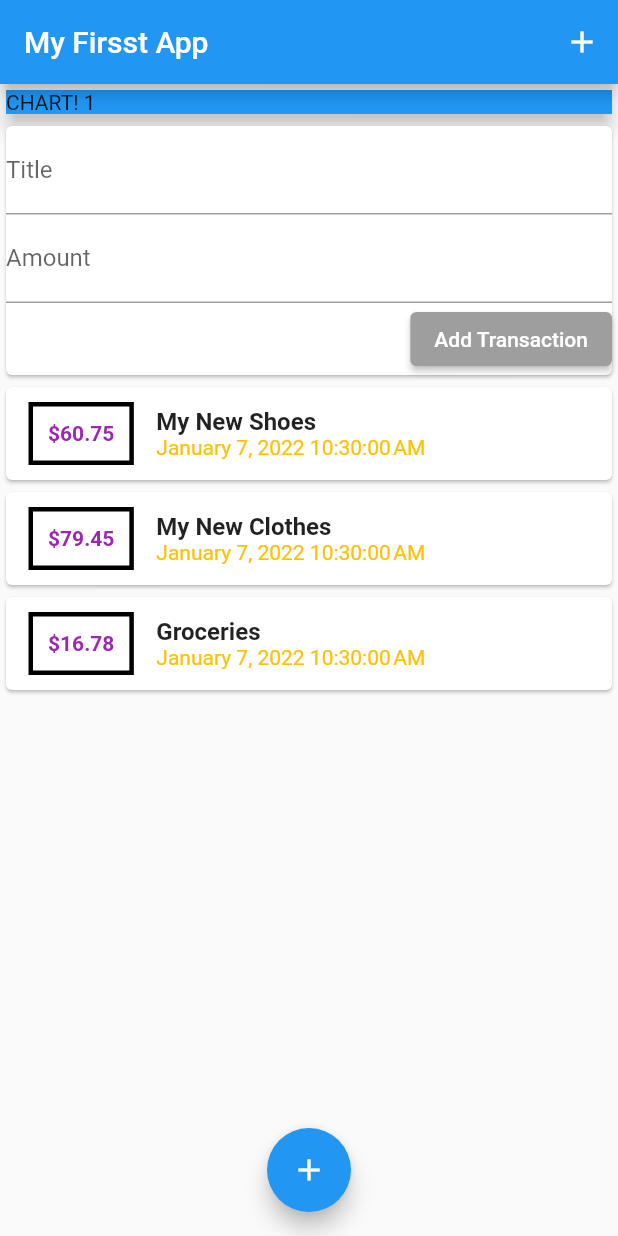
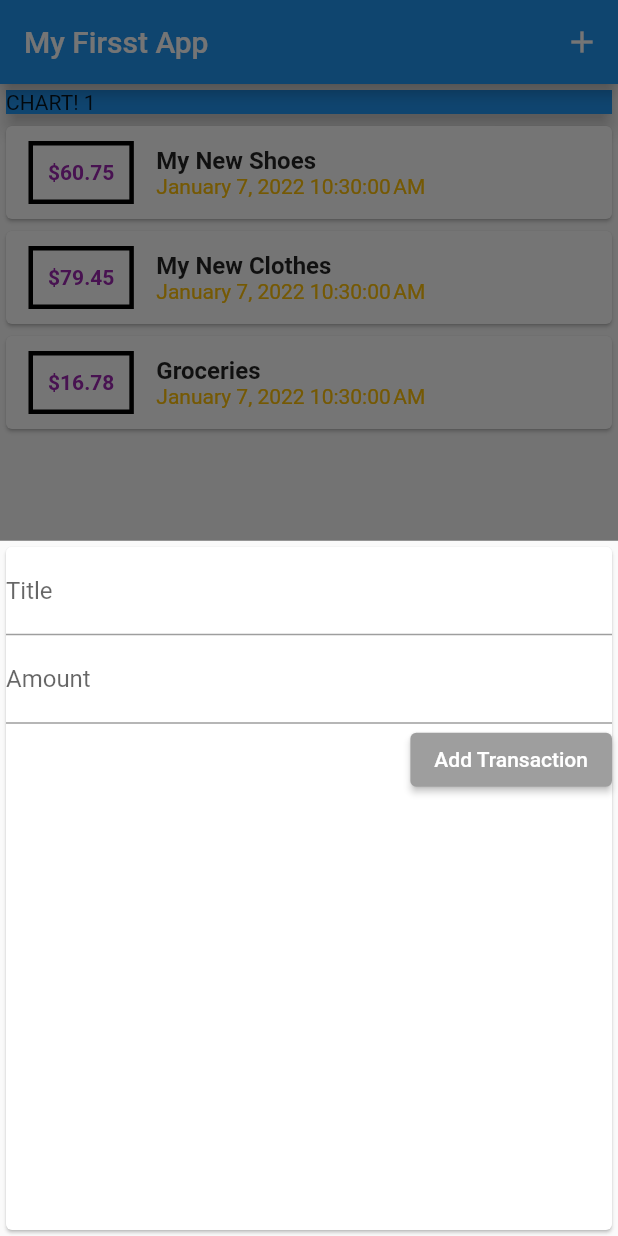
Before and after one commit to urvish-sojitra-seaflux/flutter_application_3, a Flutter app: the screen it shows after launch, after a tap on the "add" icon, on a phone screen of 412 x 824 dp. Run offline on Flutter 3.47's test engine with Material 2 defaults, Android fonts, the phone set to English and light mode, and no system bars.

Commit message:
modification of float button

```diff
--- a/lib/main.dart
+++ b/lib/main.dart
@@ -1,7 +1,9 @@
 // ignore_for_file: avoid_unnecessary_containers, avoid_print
+import 'package:flutter/material.dart';
 
-import 'package:flutter/material.dart';
-import './widgets/user_transaction.dart';
+import './widgets/new_transaction.dart';
+import './widgets/transaction_list.dart';
+import './models/transaction.dart';
 
 void main() {
   runApp(const MyApp());
@@ -20,10 +22,46 @@ class MyApp extends StatelessWidget {
   }
 }
 
-class MyHomePage extends StatelessWidget {
+class MyHomePage extends StatefulWidget {
   const MyHomePage({Key? key}) : super(key: key);
-  // String titleInput;
-  // String amoujntInput;
+
+  @override
+  State<MyHomePage> createState() => _MyHomePageState();
+}
+
+class _MyHomePageState extends State<MyHomePage> {
+  final List<Transaction> _userTransactions = [
+    Transaction(
+        id: 't1', title: 'My New Shoes', amount: 60.75, date: DateTime.now()),
+    Transaction(
+        id: 't2', title: 'My New Clothes', amount: 79.45, date: DateTime.now()),
+    Transaction(
+        id: 't3', title: 'Groceries', amount: 16.78, date: DateTime.now()),
+  ];
+
+  void _addNewTransaction(String txTitle, txAmount) {
+    var newTx = Transaction(
+        id: DateTime.now().toString(),
+        title: txTitle,
+        amount: txAmount,
+        date: DateTime.now());
+
+    setState(() {
+      _userTransactions.add(newTx);
+    });
+  }
+
+  void startAddNewTransactions(BuildContext ctx) {
+    showModalBottomSheet(
+        context: ctx,
+        builder: (_) {
+          return GestureDetector(
+            child: NewTransaction(_addNewTransaction),
+            onTap: () {},
+            behavior: HitTestBehavior.opaque,
+          );
+        });
+  }
 
   @override
   Widget build(BuildContext context) {
@@ -32,7 +70,7 @@ class MyHomePage extends StatelessWidget {
         title: const Text('My Firsst App'),
         actions: <Widget>[
           IconButton(
-            onPressed: () {},
+            onPressed: () => startAddNewTransactions(context),
             icon: const Icon(Icons.add),
           )
         ],
@@ -51,14 +89,14 @@ class MyHomePage extends StatelessWidget {
                 elevation: 5,
               ),
             ),
-            const UserTransaction(),
+            TransactionList(_userTransactions),
           ],
         ),
       ),
       floatingActionButtonLocation: FloatingActionButtonLocation.centerFloat,
       floatingActionButton: FloatingActionButton(
         child: const Icon(Icons.add),
-        onPressed: () {},
+        onPressed: () => startAddNewTransactions(context),
       ),
     );
   }
```
